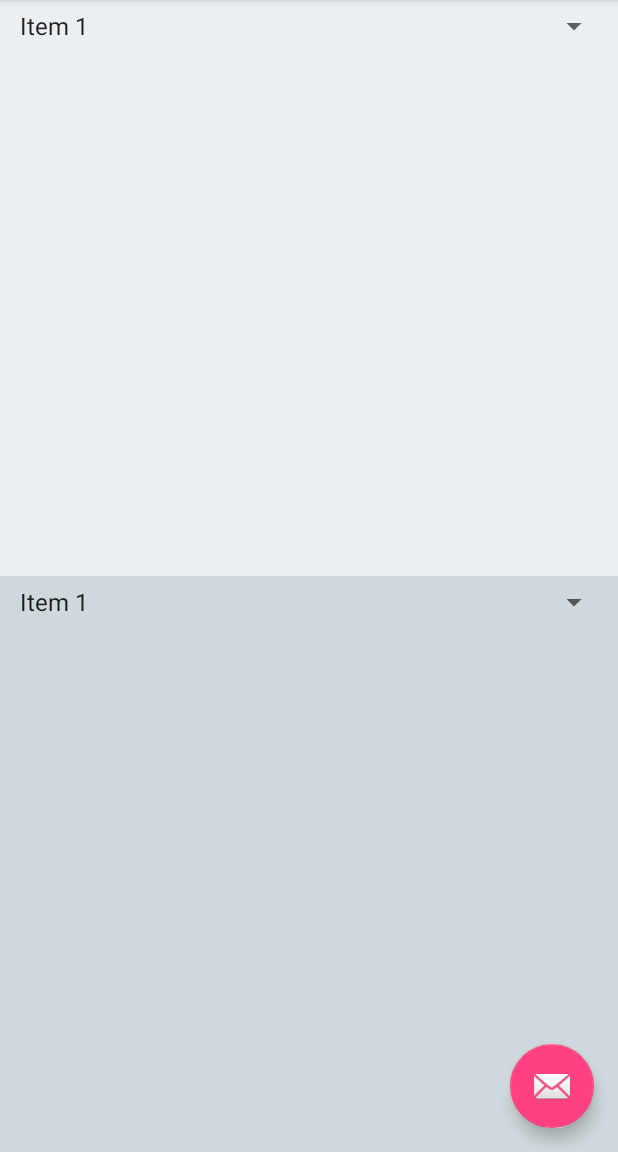
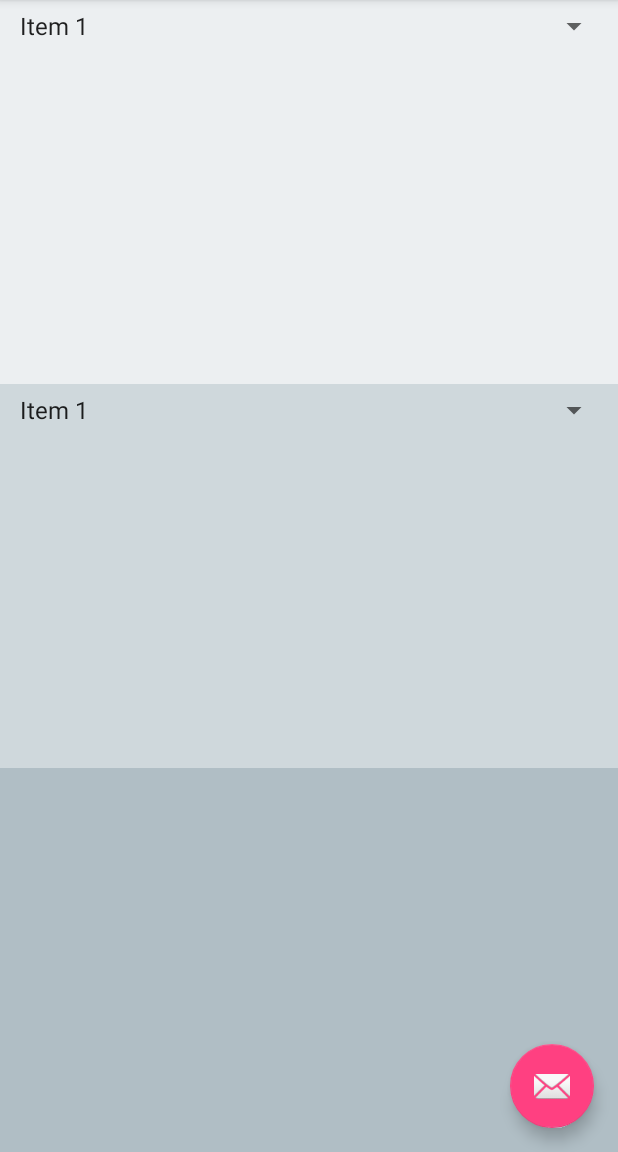
Before and after one commit to dominikkv/hQ-h17, an Android app: the screen it shows after launch (ActCompare), on a phone screen of 412 x 824 dp, the part 84-1236 px from its top. Run offline under Robolectric (Android 15) with nearby library versions, the phone set to English and light mode, and no system bars.

Commit message:
triple split view

```diff
--- a/Qonverter/app/src/main/res/layout/content_act_compare.xml
+++ b/Qonverter/app/src/main/res/layout/content_act_compare.xml
@@ -15,9 +15,9 @@
         android:layout_width="fill_parent">
 
         <LinearLayout
-            android:id="@+id/upperLayout"
+            android:id="@+id/layoutInputUpper"
             android:orientation="horizontal"
-            android:layout_weight=".5"
+            android:layout_weight="1"
             android:layout_height="fill_parent"
             android:layout_width="fill_parent"
             android:padding="5dp"
@@ -30,19 +30,12 @@
 
             </Spinner>
 
-            <ImageView
-                android:id="@+id/imgViewUpperIcon"
-                android:layout_width="wrap_content"
-                android:layout_height="wrap_content" >
-
-            </ImageView>
-
         </LinearLayout>
 
         <LinearLayout
-            android:id="@+id/lowerLayout"
+            android:id="@+id/resultLayout"
             android:orientation="horizontal"
-            android:layout_weight=".5"
+            android:layout_weight="1"
             android:layout_height="fill_parent"
             android:layout_width="fill_parent"
             android:padding="5dp"
@@ -57,6 +50,17 @@
 
         </LinearLayout>
 
+        <LinearLayout
+            android:id="@+id/layoutInputLower"
+            android:orientation="horizontal"
+            android:layout_weight="1"
+            android:layout_width="fill_parent"
+            android:layout_height="fill_parent"
+            android:padding="5dp"
+            android:background="@color/colorMainResult">
+
+        </LinearLayout>
+
     </LinearLayout>
 
 </android.support.constraint.ConstraintLayout>
--- a/Qonverter/app/src/main/res/values/colors.xml
+++ b/Qonverter/app/src/main/res/values/colors.xml
@@ -6,4 +6,5 @@
 
     <color name="colorMainUpper">#ECEFF1</color>
     <color name="colorMainLower">#CFD8DC</color>
+    <color name="colorMainResult">#B0BEC5</color>
 </resources>
```
